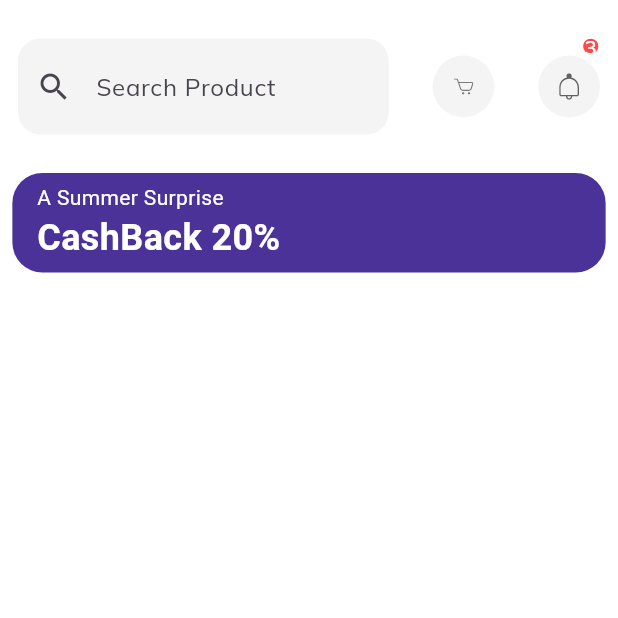
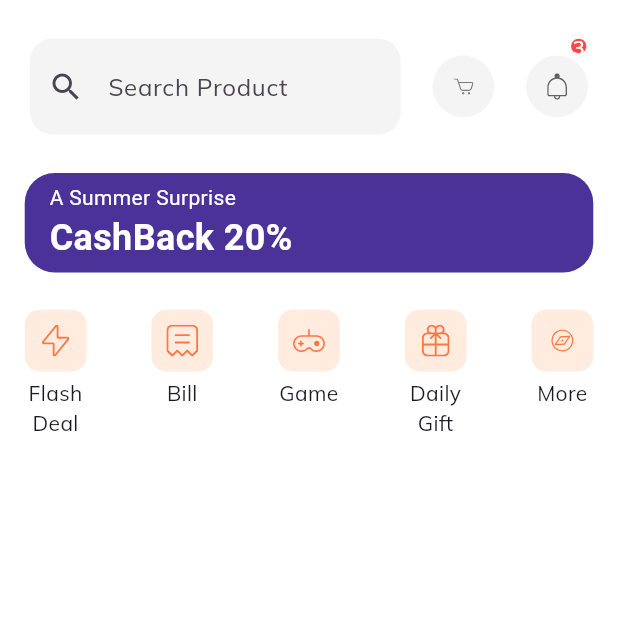
Before and after one commit to 9reis/e-commerce1, a Flutter app: the HomeScreen screen opened by its route, on a phone screen of 412 x 824 dp, the top half of it. Run offline on Flutter 3.47's test engine with Material 2 defaults, Android fonts, the phone set to English and light mode, and no system bars; our stand-ins replace flutter_svg.

Commit message:
Categories

```diff
--- a/lib/screens/home/components/body.dart
+++ b/lib/screens/home/components/body.dart
@@ -1,5 +1,6 @@
 import 'package:flutter/material.dart';
 
+import 'categories.dart';
 import 'discount_banner.dart';
 import 'home_header.dart';
 
@@ -17,7 +18,9 @@ class Body extends StatelessWidget {
             SizedBox(height: size.height * 0.02),
             HomeHeader(),
             SizedBox(height: size.height * 0.02),
-            DiscountBanner(size: size)
+            DiscountBanner(),
+            SizedBox(height: size.height * 0.03),
+            Categories()
           ],
         ),
       ),
--- /dev/null
+++ b/lib/screens/home/components/categories.dart
@@ -0,0 +1,80 @@
+import 'package:flutter/material.dart';
+import 'package:flutter_svg/svg.dart';
+
+class Categories extends StatelessWidget {
+  const Categories({super.key});
+
+  @override
+  Widget build(BuildContext context) {
+    final size = MediaQuery.of(context).size;
+
+    List<Map<String, dynamic>> categories = [
+      {"icon": 'assets/icons/Flash Icon.svg', 'text': 'Flash Deal'},
+      {"icon": 'assets/icons/Bill Icon.svg', 'text': 'Bill'},
+      {"icon": 'assets/icons/Game Icon.svg', 'text': 'Game'},
+      {"icon": 'assets/icons/Gift Icon.svg', 'text': 'Daily Gift'},
+      {"icon": 'assets/icons/Discover.svg', 'text': 'More'},
+    ];
+    return Padding(
+      padding: EdgeInsets.symmetric(horizontal: size.width * 0.04),
+      child: Row(
+        mainAxisAlignment: MainAxisAlignment.spaceBetween,
+        crossAxisAlignment: CrossAxisAlignment.start,
+        children: [
+          ...List.generate(
+            categories.length,
+            (index) => CategoryCard(
+              icon: categories[index]['icon'],
+              text: categories[index]['text'],
+              press: () {},
+            ),
+          ),
+        ],
+      ),
+    );
+  }
+}
+
+class CategoryCard extends StatelessWidget {
+  CategoryCard({
+    Key? key,
+    required this.icon,
+    required this.text,
+    required this.press,
+  }) : super(key: key);
+
+  final String icon, text;
+  final GestureTapCallback press;
+
+  @override
+  Widget build(BuildContext context) {
+    final size = MediaQuery.of(context).size;
+
+    return GestureDetector(
+      onTap: press,
+      child: SizedBox(
+        width: size.width * 0.1,
+        child: Column(
+          children: [
+            AspectRatio(
+              aspectRatio: 1,
+              child: Container(
+                padding: EdgeInsets.all(10),
+                decoration: BoxDecoration(
+                  color: Color(0XFFFFECDF),
+                  borderRadius: BorderRadius.circular(10),
+                ),
+                child: SvgPicture.asset(icon, height: 2),
+              ),
+            ),
+            SizedBox(height: 5),
+            Text(
+              text,
+              textAlign: TextAlign.center,
+            )
+          ],
+        ),
+      ),
+    );
+  }
+}
--- a/lib/screens/home/components/discount_banner.dart
+++ b/lib/screens/home/components/discount_banner.dart
@@ -3,15 +3,14 @@ import 'package:flutter/material.dart';
 class DiscountBanner extends StatelessWidget {
   const DiscountBanner({
     super.key,
-    required this.size,
   });
-
-  final Size size;
 
   @override
   Widget build(BuildContext context) {
+    final size = MediaQuery.of(context).size;
+
     return Container(
-      margin: EdgeInsets.symmetric(horizontal: size.width * 0.02),
+      margin: EdgeInsets.symmetric(horizontal: size.width * 0.04),
       padding: EdgeInsets.symmetric(
         horizontal: size.width * 0.04,
         vertical: size.width * 0.015,
--- a/lib/screens/home/components/home_header.dart
+++ b/lib/screens/home/components/home_header.dart
@@ -13,7 +13,7 @@ class HomeHeader extends StatelessWidget {
     final size = MediaQuery.of(context).size;
 
     return Padding(
-      padding: const EdgeInsets.symmetric(horizontal: 12),
+      padding: const EdgeInsets.symmetric(horizontal: 20),
       child: Row(
         mainAxisAlignment: MainAxisAlignment.spaceBetween,
         children: [
```
